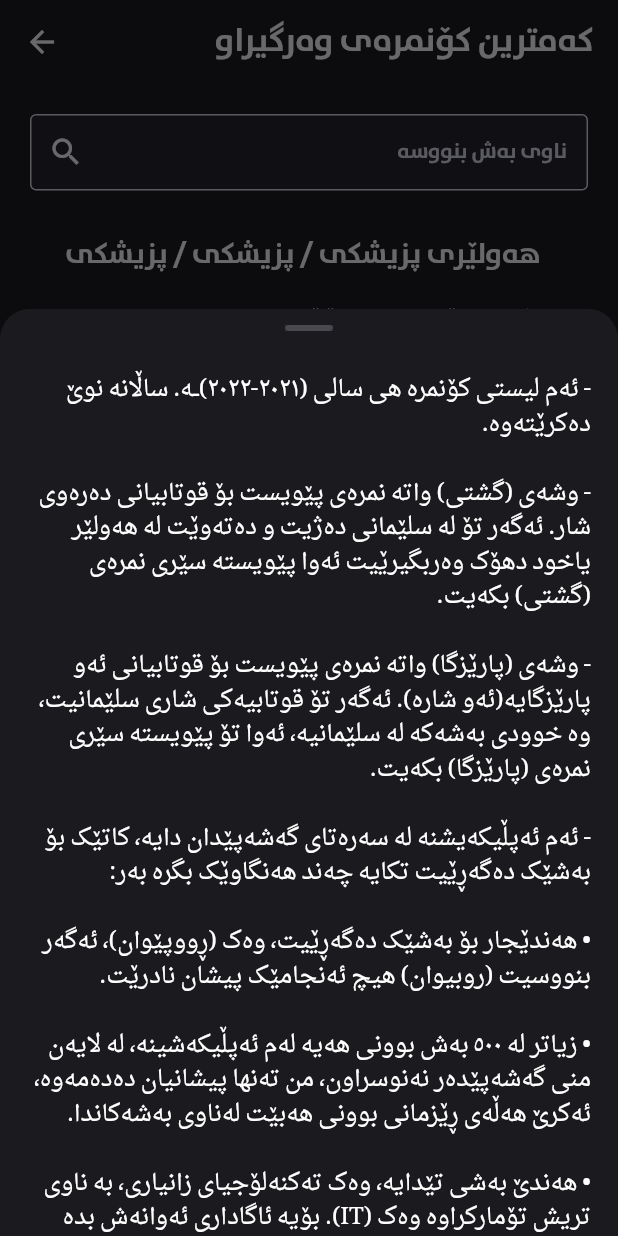
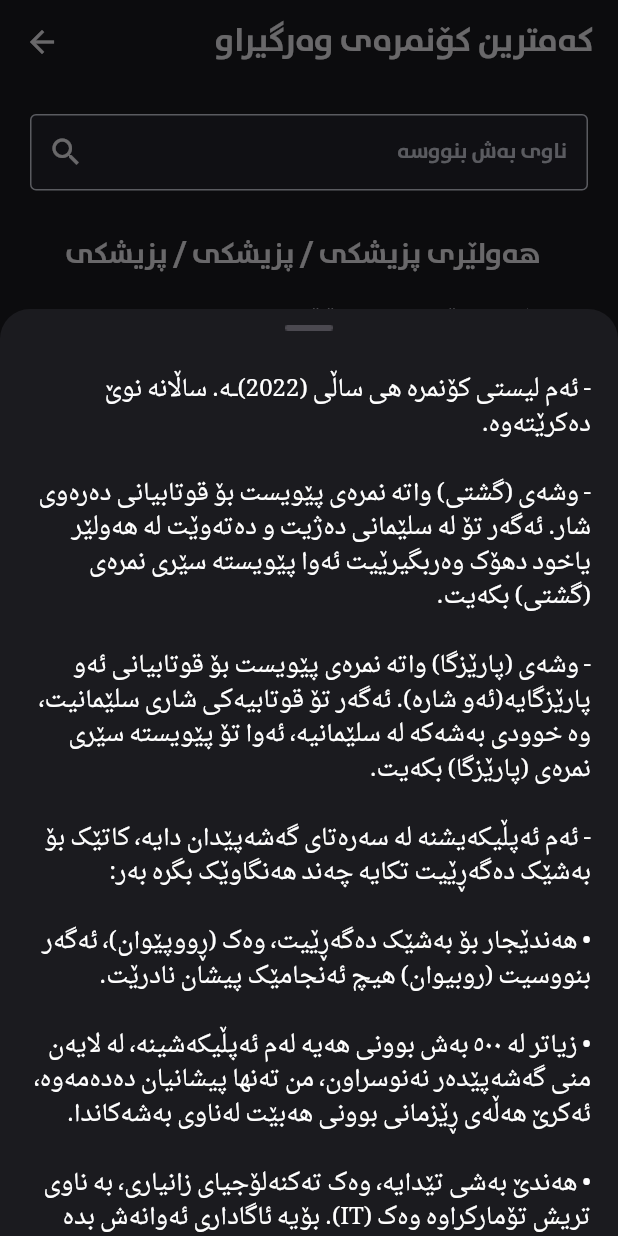
Before and after one commit to akar-jaza/bashakam_konmra_project-Local-Database-Edition, a Flutter app: the KamtrinKonmra screen opened directly, after a tap on "تکایە بمخوێنەرەوە", on a phone screen of 412 x 824 dp. Run offline on Flutter 3.47's test engine with Material 2 defaults, Android fonts, the phone set to English and light mode, and no system bars; our stand-ins replace csv, flutter_svg, hive, hive_flutter; accounts and stored records are empty.

Commit message:
fix typo

```diff
--- a/lib/components/my_custom_modal_bottom_sheet.dart
+++ b/lib/components/my_custom_modal_bottom_sheet.dart
@@ -52,7 +52,7 @@ Future<dynamic> showCustomModalBottomSheet(BuildContext context) {
                       child: Directionality(
                         textDirection: TextDirection.rtl,
                         child: Text(
-                          "- ئەم لیستی کۆنمرە هی سالی (٢٠٢١-٢٠٢٢)ـە. ساڵانە نوێ دەکرێتەوە.\n\n"
+                          "- ئەم لیستی کۆنمرە هی ساڵی (2022)ـە. ساڵانە نوێ دەکرێتەوە.\n\n"
                           "- وشەی (گشتی) واتە نمرەی پێویست بۆ قوتابیانی دەرەوی شار. ئەگەر تۆ لە سلێمانی دەژیت و دەتەوێت لە هەولێر یاخود دهۆک وەربگیرێیت ئەوا پێویستە سێری نمرەی (گشتی) بکەیت.\n\n"
                           "- وشەی (پارێزگا) واتە نمرەی پێویست بۆ قوتابیانی ئەو پارێزگایە(ئەو شارە). ئەگەر تۆ قوتابیەکی شاری سلێمانیت، وە خوودی بەشەکە لە سلێمانیە، ئەوا تۆ پێویستە سێری نمرەی (پارێزگا) بکەیت.\n\n"
                           "- ئەم ئەپڵیکەیشنە لە سەرەتای گەشەپێدان دایە، کاتێک بۆ بەشێک دەگەڕێیت تکایە چەند هەنگاوێک بگرە بەر:\n\n"
@@ -61,7 +61,7 @@ Future<dynamic> showCustomModalBottomSheet(BuildContext context) {
                           "• هەندێ بەشی تێدایە، وەک تەکنەلۆجیای زانیاری، بە ناوی تریش تۆمارکراوە وەک (IT). بۆیە ئاگاداری ئەوانەش بدە تکایە.\n\n"
                           "• هەندێ جار تۆ بۆ بەشی (پەرستاری پێنجوێن) دەگەڕێیت، کە دەنووسیت (پەرستاری) بەتەنها، هیچ دەرەنجامێکی نابێت. بەڵکوو بنووسە (پەرستاری پ) پیشان دەدرێت.\n\n"
                           "• ئەگەر بێزاربوویت لە سێرچ کردن(نوسینی بەشەکان) بەڵام هیچ دەرەنجامێکی نەهێنا، ئەکرێ هەڵەی ڕێزمانی بوونی هەبێت، یاخود ئەو بەشە بە ڕێزمانێکی هەڵە نوسرابێت. پێشنیار دەکەم خۆت بگەڕێیت بەناو لیستەکەدا تاوەکوو بەشی دڵخوازت بدۆزیتەوە.\n\n"
-                          "لەکاتی بوونی کێشە لە نمرە، ئپڵیکەیشن یاخود هەرشتێکی تر، پەیوەندی بە گەشەپێدەرەوە بکە.\n\n",
+                          "لەکاتی بوونی کێشە لە نمرە، ئەپڵیکەیشن یاخود هەرشتێکی تر، پەیوەندی بە گەشەپێدەرەوە بکە.\n\n",
                           style: TextStyle(
                             color: Colors.white,
                             fontFamily: "rabar_009",
```
